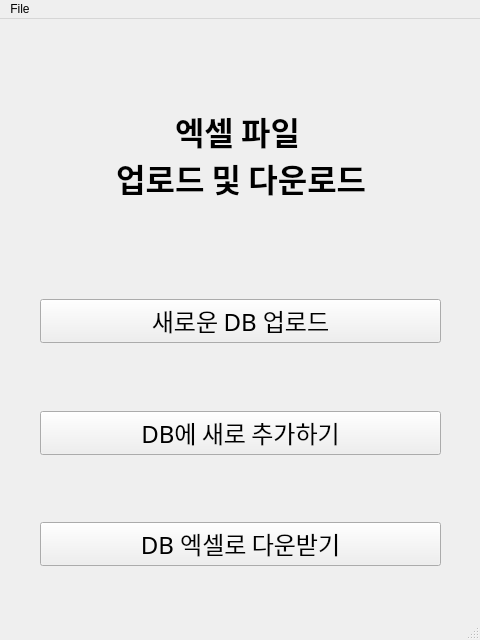
The window that IE/MainWindow.ui (CNUHGILAB/Gastric_Cancer) describes before a commit, drawn with Qt 5.
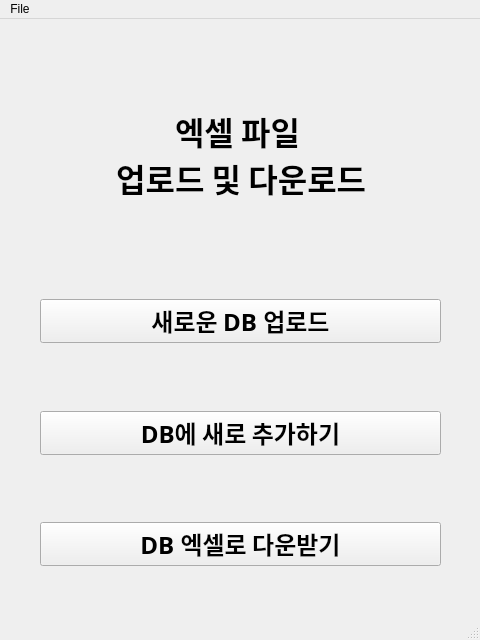
The same window after the commit.

Patch:
```diff
--- a/IE/MainWindow.ui
+++ b/IE/MainWindow.ui
@@ -31,8 +31,10 @@
       <widget class="QPushButton" name="newbtn">
        <property name="font">
         <font>
-         <family>맑은 고딕</family>
+         <family>나눔스퀘어라운드 Bold</family>
          <pointsize>18</pointsize>
+         <weight>75</weight>
+         <bold>true</bold>
         </font>
        </property>
        <property name="text">
@@ -57,8 +59,10 @@
       <widget class="QPushButton" name="addbtn">
        <property name="font">
         <font>
-         <family>맑은 고딕</family>
+         <family>나눔스퀘어라운드 Bold</family>
          <pointsize>18</pointsize>
+         <weight>75</weight>
+         <bold>true</bold>
         </font>
        </property>
        <property name="text">
@@ -83,8 +87,10 @@
       <widget class="QPushButton" name="downloadbtn">
        <property name="font">
         <font>
-         <family>맑은 고딕</family>
+         <family>나눔스퀘어라운드 Bold</family>
          <pointsize>18</pointsize>
+         <weight>75</weight>
+         <bold>true</bold>
         </font>
        </property>
        <property name="text">
```
Left out of the diff: 7 changed lines with no effect on the pictures.
